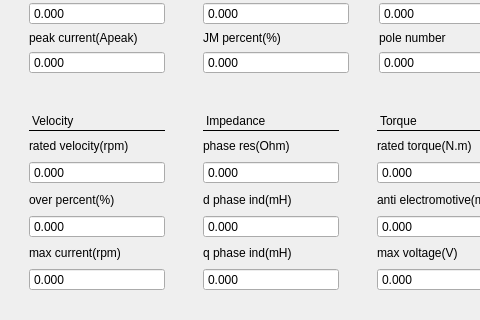
The window that Libs/UI/UiMotor/graphmotor129.ui (tiangaomingjing/ServoDriveTech) describes before a commit, drawn with Qt 5; both pictures show x 0 to 480 and y 109 to 429 of the 576 by 429 pixel window.
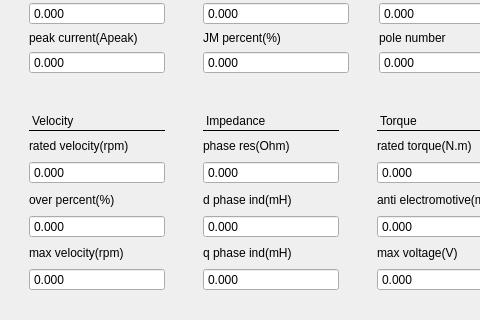
The same window after the commit.

Patch:
```diff
--- a/Libs/UI/UiMotor/graphmotor129.ui
+++ b/Libs/UI/UiMotor/graphmotor129.ui
@@ -333,7 +333,7 @@
       <item>
        <widget class="QLabel" name="label_7">
         <property name="text">
-         <string>max current(rpm)</string>
+         <string>max velocity(rpm)</string>
         </property>
        </widget>
       </item>
```
Left out of the diff: 45 changed lines with no effect on the pictures.
